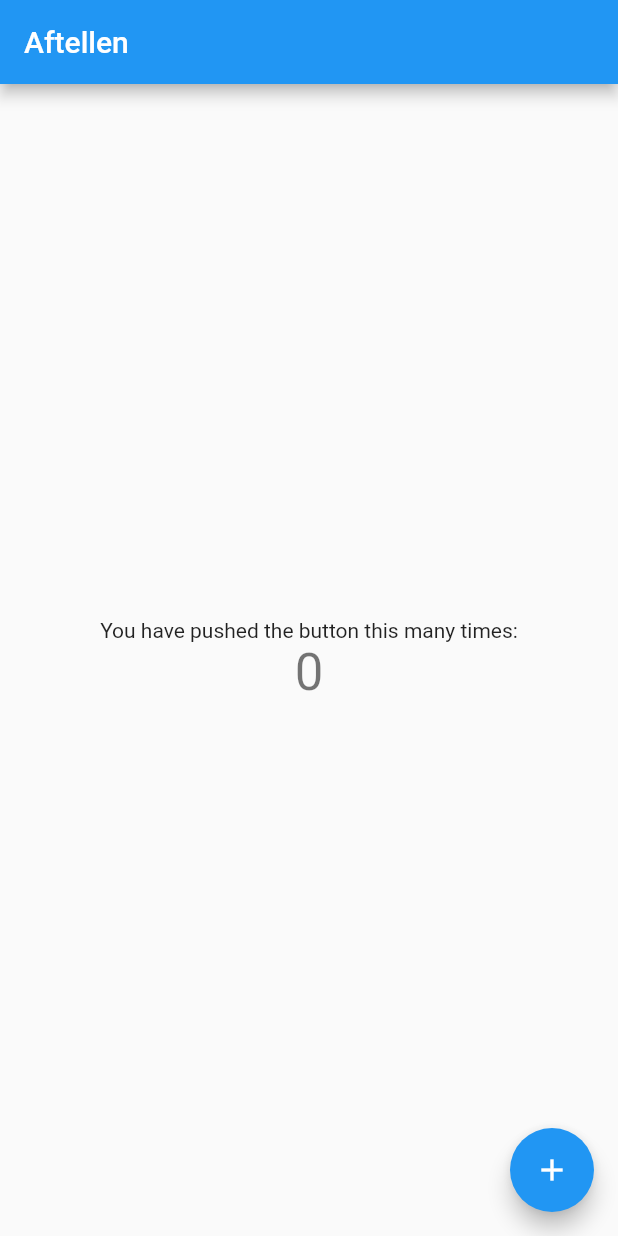
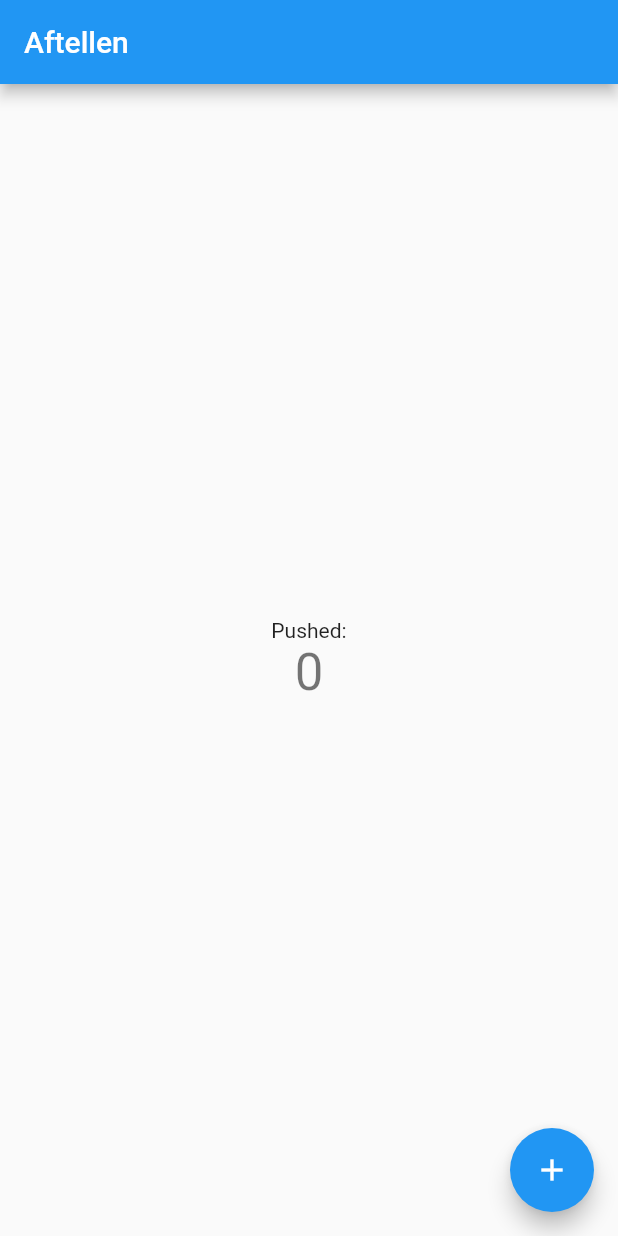
Before and after one commit to epic-unicorn/aftellen, a Flutter app: the screen it shows after launch, on a phone screen of 412 x 824 dp. Run offline on Flutter 3.47's test engine with Material 2 defaults, Android fonts, the light colour scheme and no system bars.

Commit message:
removed comments

```diff
--- a/lib/main.dart
+++ b/lib/main.dart
@@ -21,15 +21,6 @@ class MyApp extends StatelessWidget {
 class MyHomePage extends StatefulWidget {
   MyHomePage({Key key, this.title}) : super(key: key);
 
-  // This widget is the home page of your application. It is stateful, meaning
-  // that it has a State object (defined below) that contains fields that affect
-  // how it looks.
-
-  // This class is the configuration for the state. It holds the values (in this
-  // case the title) provided by the parent (in this case the App widget) and
-  // used by the build method of the State. Fields in a Widget subclass are
-  // always marked "final".
-
   final String title;
 
   @override
@@ -41,51 +32,22 @@ class _MyHomePageState extends State<MyHomePage> {
 
   void _incrementCounter() {
     setState(() {
-      // This call to setState tells the Flutter framework that something has
-      // changed in this State, which causes it to rerun the build method below
-      // so that the display can reflect the updated values. If we changed
-      // _counter without calling setState(), then the build method would not be
-      // called again, and so nothing would appear to happen.
       _counter++;
     });
   }
 
   @override
   Widget build(BuildContext context) {
-    // This method is rerun every time setState is called, for instance as done
-    // by the _incrementCounter method above.
-    //
-    // The Flutter framework has been optimized to make rerunning build methods
-    // fast, so that you can just rebuild anything that needs updating rather
-    // than having to individually change instances of widgets.
     return Scaffold(
       appBar: AppBar(
-        // Here we take the value from the MyHomePage object that was created by
-        // the App.build method, and use it to set our appbar title.
         title: Text(widget.title),
       ),
       body: Center(
-        // Center is a layout widget. It takes a single child and positions it
-        // in the middle of the parent.
         child: Column(
-          // Column is also a layout widget. It takes a list of children and
-          // arranges them vertically. By default, it sizes itself to fit its
-          // children horizontally, and tries to be as tall as its parent.
-          //
-          // Invoke "debug painting" (press "p" in the console, choose the
-          // "Toggle Debug Paint" action from the Flutter Inspector in Android
-          // Studio, or the "Toggle Debug Paint" command in Visual Studio Code)
-          // to see the wireframe for each widget.
-          //
-          // Column has various properties to control how it sizes itself and
-          // how it positions its children. Here we use mainAxisAlignment to
-          // center the children vertically; the main axis here is the vertical
-          // axis because Columns are vertical (the cross axis would be
-          // horizontal).
           mainAxisAlignment: MainAxisAlignment.center,
           children: <Widget>[
             Text(
-              'You have pushed the button this many times:',
+              'Pushed:',
             ),
             Text(
               '$_counter',
@@ -98,7 +60,7 @@ class _MyHomePageState extends State<MyHomePage> {
         onPressed: _incrementCounter,
         tooltip: 'Increment',
         child: Icon(Icons.add),
-      ), // This trailing comma makes auto-formatting nicer for build methods.
+      ),
     );
   }
 }
```
